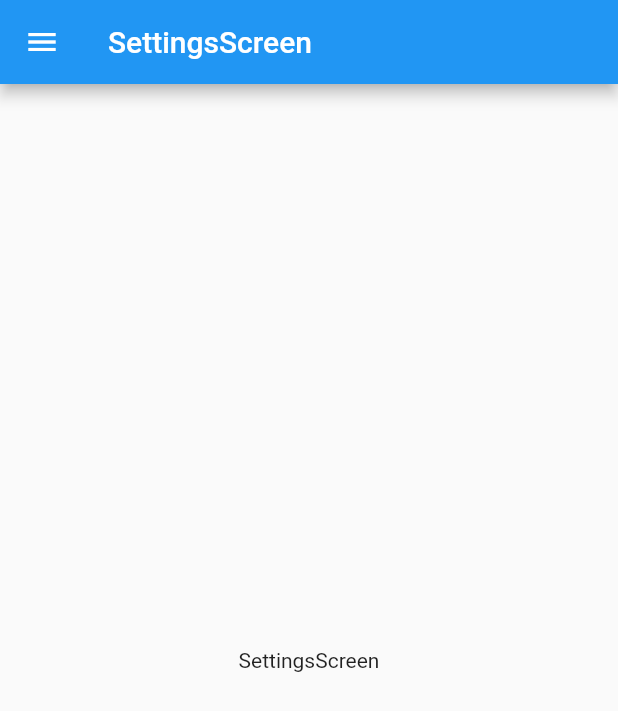
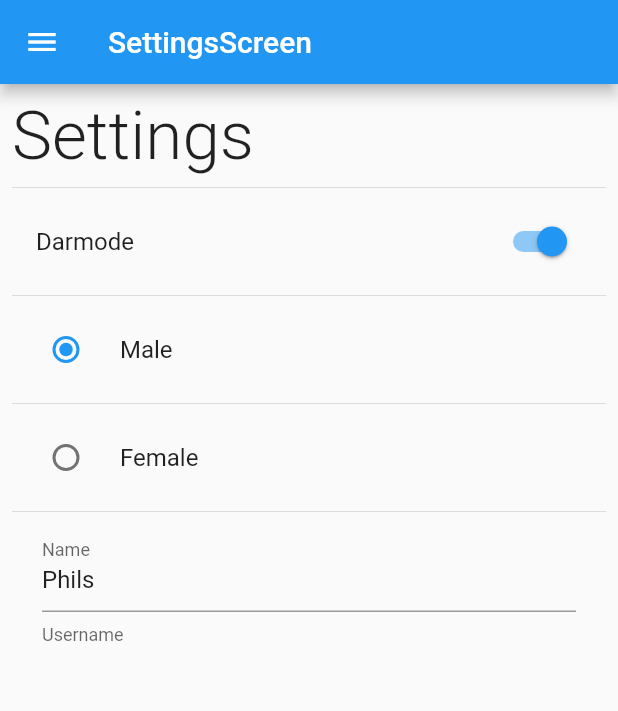
Before and after one commit to eivanphils/preferences-app, a Flutter app: the Settings screen opened by its route, on a phone screen of 412 x 824 dp. Shown: the top 711 px of the screen. Run offline on Flutter 3.47's test engine with Material 2 defaults, Android fonts, the phone set to English and light mode, and no system bars.

Commit message:
Agregado input, radioButton y switch para cambiar los valores de settings

```diff
--- a/lib/screens/home-screen.dart
+++ b/lib/screens/home-screen.dart
@@ -14,7 +14,17 @@ class HomeScreen extends StatelessWidget {
         title: const Text('HomeScreen'),
       ),
       drawer: const SideMenu(),
-      body: const Center(child: Text('HomeScreen')),
+      body: Column(
+        mainAxisAlignment: MainAxisAlignment.center,
+        children: const [
+          Text('isDarkMode:'),
+          Divider(),
+          Text('Gender:'),
+          Divider(),
+          Text('Username:'),
+          Divider()
+        ]
+      ),
     );
   }
 }
--- a/lib/screens/settings-screen.dart
+++ b/lib/screens/settings-screen.dart
@@ -13,7 +13,52 @@ class Settings extends StatelessWidget {
       appBar: AppBar(
         title: const Text('SettingsScreen'),
       ),
-      drawer: SideMenu(),
-      body: const Center(child: Text('SettingsScreen')),
+      drawer: const SideMenu(),
+      body: Padding(
+        padding: const EdgeInsets.all(8.0),
+        child: SingleChildScrollView(
+          child: Column(
+            crossAxisAlignment: CrossAxisAlignment.start,
+            children: [
+              const Text('Settings', style: TextStyle(fontSize: 45, fontWeight: FontWeight.w300),),
+              const Divider(),
+
+              SwitchListTile(
+                value: true,
+                title: const Text('Darmode'),
+                onChanged: (value) {
+
+              }),
+              const Divider(),
+
+              RadioListTile<int>(
+                value: 1,
+                groupValue: 1,
+                title: const Text('Male'),
+                onChanged: (value) {}),
+
+              const Divider(),
+              RadioListTile<int>(
+                value: 2,
+                groupValue: 1,
+                title: const Text('Female'),
+                onChanged: (value) {}),
+
+              const Divider(),
+
+              Padding(
+                padding: const EdgeInsets.symmetric(horizontal: 20),
+                child: TextFormField(
+                  initialValue: 'Phils',
+                  decoration: const InputDecoration(
+                    label: Text('Name'),
+                    helperText: 'Username'
+                  ),
+                ),
+              )
+            ],
+          )
+        ),
+      ),
     );  }
 }
```
